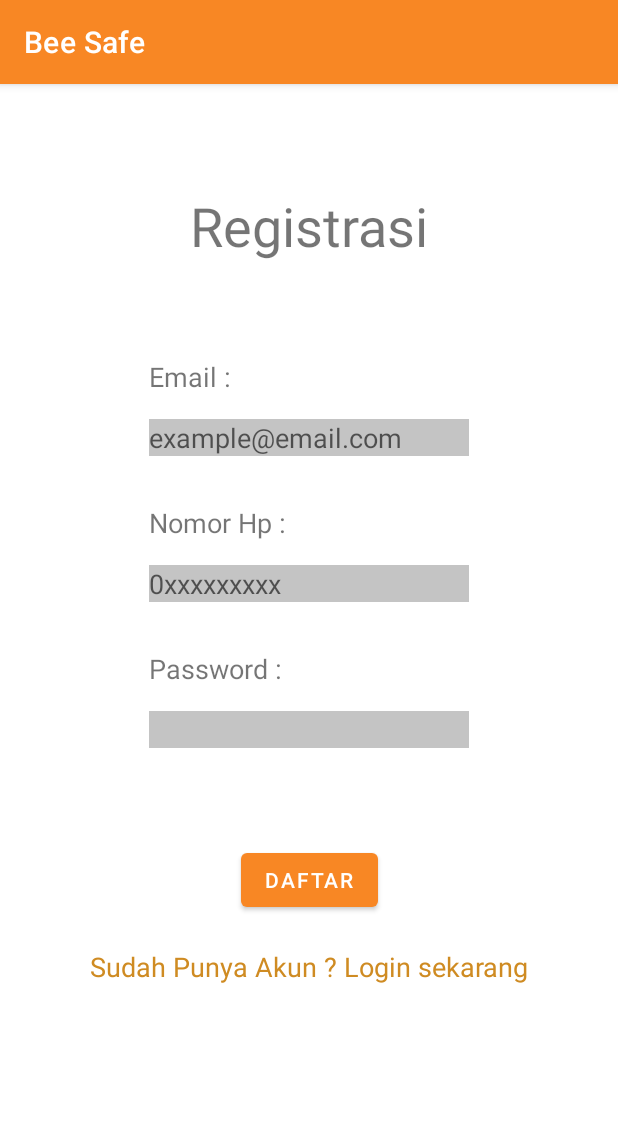
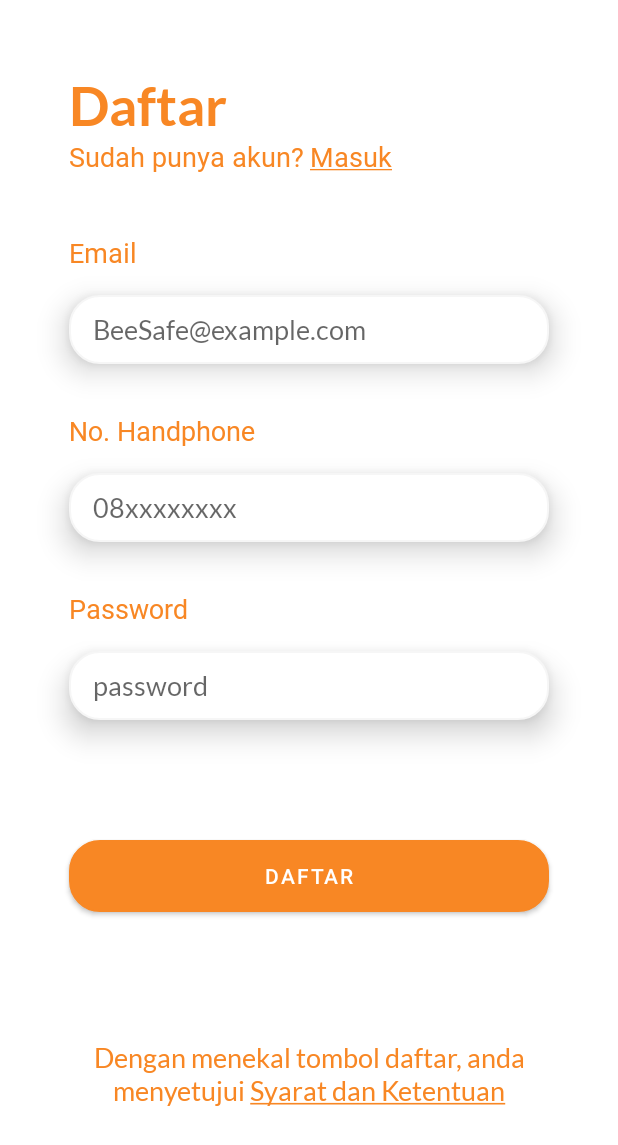
Before and after one commit to reynardets/BeeSafe, an Android app: the screen it shows after launch (RegisterActivity), after a tap on "Daftar", on a phone screen of 412 x 824 dp. Shown: the top 1145 px of the screen. Run offline under Robolectric (Android 15) with nearby library versions, the phone set to English and light mode, and no system bars; our stand-ins replace Firebase (no records; nobody signed in at launch, a user with empty details on screens opened directly).

Commit message:
Register and little login fix

```diff
--- a/app/src/main/java/com/example/beesafe/ui/auth/LoginActivity.kt
+++ b/app/src/main/java/com/example/beesafe/ui/auth/LoginActivity.kt
@@ -10,15 +10,14 @@ import com.example.beesafe.R
 import com.example.beesafe.databinding.ActivityLoginBinding
 import com.example.beesafe.utils.SharedPref
 import com.google.firebase.auth.FirebaseAuth
-import com.google.firebase.auth.FirebaseUser
 import com.google.firebase.firestore.FirebaseFirestore
 
 class LoginActivity : AppCompatActivity(), View.OnClickListener {
 
     private lateinit var binding : ActivityLoginBinding
-    lateinit var mAuth : FirebaseAuth
-    lateinit var db : FirebaseFirestore
-    lateinit var pref : SharedPref
+    private lateinit var mAuth : FirebaseAuth
+    private lateinit var db : FirebaseFirestore
+    private lateinit var pref : SharedPref
 
     override fun onCreate(savedInstanceState: Bundle?) {
         super.onCreate(savedInstanceState)
@@ -44,7 +43,7 @@ class LoginActivity : AppCompatActivity(), View.OnClickListener {
                 if (email.isNotEmpty() && password.isNotEmpty()) {
                     mAuth.signInWithEmailAndPassword(email, password).addOnCompleteListener {
                         if (it.isSuccessful) {
-                            Toast.makeText(this, "Sign In Sucessful", Toast.LENGTH_SHORT).show()
+                            Toast.makeText(this, "Sign In Berhasil", Toast.LENGTH_SHORT).show()
                             onAuthSuccessful(email)
                             val user = mAuth.currentUser
                         } else {
--- a/app/src/main/res/layout/activity_login.xml
+++ b/app/src/main/res/layout/activity_login.xml
@@ -30,7 +30,7 @@
         android:fontFamily="@font/lato_semibold"
         android:text="@string/email"
         android:textColor="@color/dark_orange"
-        android:textSize="16sp"
+        android:textSize="18sp"
         app:layout_constraintStart_toStartOf="parent"
         app:layout_constraintTop_toBottomOf="@+id/txt_login" />
 
@@ -44,10 +44,13 @@
         android:background="@drawable/edit_text"
         android:elevation="12dp"
         android:inputType="textEmailAddress"
-        android:paddingStart="8dp"
+        android:paddingStart="16dp"
+        android:paddingEnd="16dp"
         android:textColor="@color/black"
         android:fontFamily="@font/lato_regular"
         android:textSize="18sp"
+        android:autofillHints="@string/emailExample"
+        android:hint="@string/emailExample"
         app:layout_constraintEnd_toEndOf="parent"
         app:layout_constraintStart_toStartOf="parent"
         app:layout_constraintTop_toBottomOf="@+id/txt_email_login" />
@@ -61,7 +64,7 @@
         android:fontFamily="@font/lato_semibold"
         android:text="@string/password"
         android:textColor="@color/dark_orange"
-        android:textSize="16sp"
+        android:textSize="18sp"
         app:layout_constraintStart_toStartOf="parent"
         app:layout_constraintTop_toBottomOf="@+id/et_email_login" />
 
@@ -75,8 +78,11 @@
         android:background="@drawable/edit_text"
         android:elevation="12dp"
         android:inputType="textPassword"
+        android:autofillHints="@string/password"
+        android:hint="@string/password"
         android:fontFamily="@font/lato_regular"
-        android:paddingStart="8dp"
+        android:paddingStart="16dp"
+        android:paddingEnd="16dp"
         android:textSize="18sp"
         app:layout_constraintEnd_toEndOf="parent"
         app:layout_constraintStart_toStartOf="parent"
@@ -90,7 +96,7 @@
         android:layout_marginTop="120dp"
         android:layout_marginEnd="46dp"
         android:background="@drawable/edit_text"
-        android:text="Login"
+        android:text="@string/login"
         android:backgroundTint="@color/dark_orange"
         app:layout_constraintEnd_toEndOf="parent"
         app:layout_constraintStart_toStartOf="parent"
@@ -112,6 +118,7 @@
             android:layout_width="wrap_content"
             android:layout_height="wrap_content"
             android:layout_marginEnd="4dp"
+            android:textSize="18sp"
             android:fontFamily="@font/lato_semibold"
             android:text="@string/goToRegister"
             android:textColor="@color/dark_orange" />
@@ -124,7 +131,9 @@
             android:fontFamily="@font/lato_semibold"
             android:textColor="@color/dark_orange"
             android:onClick="onClick"
-            android:clickable="true"/>
+            android:textSize="18sp"
+            android:clickable="true"
+            android:focusable="auto"/>
 
     </LinearLayout>
 
--- a/app/src/main/res/layout/activity_register.xml
+++ b/app/src/main/res/layout/activity_register.xml
@@ -10,37 +10,75 @@
         android:id="@+id/txt_Registrasi"
         android:layout_width="wrap_content"
         android:layout_height="wrap_content"
-        android:layout_marginStart="125dp"
-        android:layout_marginTop="70dp"
-        android:layout_marginEnd="125dp"
-        android:text="Registrasi"
+        android:layout_marginStart="46dp"
+        android:layout_marginTop="48dp"
+        android:fontFamily="@font/lato_bold"
+        android:text="@string/Daftar"
+        android:textColor="@color/dark_orange"
         android:textSize="36sp"
-        app:layout_constraintEnd_toEndOf="parent"
         app:layout_constraintStart_toStartOf="parent"
         app:layout_constraintTop_toTopOf="parent" />
+
+    <LinearLayout
+        android:id="@+id/goToLogin"
+        android:layout_width="wrap_content"
+        android:layout_height="wrap_content"
+        android:layout_marginStart="46dp"
+        android:orientation="horizontal"
+        app:layout_constraintStart_toStartOf="parent"
+        app:layout_constraintTop_toBottomOf="@+id/txt_Registrasi">
+
+        <TextView
+            android:layout_width="wrap_content"
+            android:layout_height="wrap_content"
+            android:fontFamily="@font/lato_semibold"
+            android:text="@string/gotoLogin"
+            android:textColor="@color/dark_orange"
+            android:layout_marginEnd="4dp"
+            android:textSize="18sp" />
+
+        <TextView
+            android:id="@+id/btn_login_register"
+            android:layout_width="wrap_content"
+            android:layout_height="wrap_content"
+            android:fontFamily="@font/lato_semibold"
+            android:text="@string/masukIntent"
+            android:textColor="@color/dark_orange"
+            android:textSize="18sp" />
+
+    </LinearLayout>
 
     <TextView
         android:id="@+id/txt_email_register"
         android:layout_width="wrap_content"
         android:layout_height="wrap_content"
-        android:layout_marginStart="99dp"
+        android:layout_marginStart="46dp"
         android:layout_marginTop="64dp"
-        android:text="Email :"
+        android:fontFamily="@font/lato_semibold"
+        android:text="@string/email"
+        android:textColor="@color/dark_orange"
         android:textSize="18sp"
         app:layout_constraintStart_toStartOf="parent"
         app:layout_constraintTop_toBottomOf="@+id/txt_Registrasi" />
 
     <EditText
         android:id="@+id/et_email_register"
-        android:layout_width="wrap_content"
+        android:layout_width="match_parent"
         android:layout_height="wrap_content"
-        android:layout_marginStart="99dp"
+        android:layout_marginStart="46dp"
         android:layout_marginTop="16dp"
-        android:background="#C4C4C4"
-        android:backgroundTint="#C4C4C4"
-        android:ems="10"
-        android:hint="example@email.com"
+        android:layout_marginEnd="46dp"
+        android:background="@drawable/edit_text"
+        android:elevation="12dp"
+        android:fontFamily="@font/lato_regular"
         android:inputType="textEmailAddress"
+        android:paddingStart="16dp"
+        android:paddingEnd="16dp"
+        android:textColor="@color/black"
+        android:hint="@string/emailExample"
+        android:autofillHints="@string/emailExample"
+        android:textSize="18sp"
+        app:layout_constraintEnd_toEndOf="parent"
         app:layout_constraintStart_toStartOf="parent"
         app:layout_constraintTop_toBottomOf="@+id/txt_email_register" />
 
@@ -48,23 +86,34 @@
         android:id="@+id/txt_nohp"
         android:layout_width="wrap_content"
         android:layout_height="wrap_content"
-        android:layout_marginStart="99dp"
+        android:layout_marginStart="46dp"
         android:layout_marginTop="32dp"
-        android:text="Nomor Hp :"
+        android:fontFamily="@font/lato_semibold"
+        android:text="@string/nomorHp"
+        android:textColor="@color/dark_orange"
         android:textSize="18sp"
         app:layout_constraintStart_toStartOf="parent"
         app:layout_constraintTop_toBottomOf="@+id/et_email_register" />
 
     <EditText
         android:id="@+id/et_nohp_register"
-        android:layout_width="wrap_content"
+        android:layout_width="match_parent"
         android:layout_height="wrap_content"
-        android:layout_marginStart="99dp"
+        android:layout_marginStart="46dp"
         android:layout_marginTop="16dp"
-        android:background="#C4C4C4"
-        android:ems="10"
-        android:hint="0xxxxxxxxx"
+        android:layout_marginEnd="46dp"
+        android:background="@drawable/edit_text"
+        android:elevation="12dp"
+        android:fontFamily="@font/lato_regular"
+        android:hint="@string/numberExample"
+        android:autofillHints="@string/numberExample"
         android:inputType="phone"
+        android:paddingStart="16dp"
+        android:paddingEnd="16dp"
+        android:textColor="@color/black"
+
+        android:textSize="18sp"
+        app:layout_constraintEnd_toEndOf="parent"
         app:layout_constraintStart_toStartOf="parent"
         app:layout_constraintTop_toBottomOf="@+id/txt_nohp" />
 
@@ -72,49 +121,65 @@
         android:id="@+id/txt_password"
         android:layout_width="wrap_content"
         android:layout_height="wrap_content"
-        android:layout_marginStart="99dp"
+        android:layout_marginStart="46dp"
         android:layout_marginTop="32dp"
-        android:text="Password :"
+
+        android:fontFamily="@font/lato_semibold"
+        android:text="@string/password"
+        android:textColor="@color/dark_orange"
         android:textSize="18sp"
         app:layout_constraintStart_toStartOf="parent"
         app:layout_constraintTop_toBottomOf="@+id/et_nohp_register" />
 
     <EditText
         android:id="@+id/et_password_registrasi"
-        android:layout_width="wrap_content"
+        android:layout_width="match_parent"
         android:layout_height="wrap_content"
-        android:layout_marginStart="99dp"
+        android:layout_marginStart="46dp"
         android:layout_marginTop="16dp"
-        android:background="#C4C4C4"
-        android:ems="10"
+        android:layout_marginEnd="46dp"
+        android:background="@drawable/edit_text"
+        android:elevation="12dp"
+        android:fontFamily="@font/lato_regular"
         android:inputType="textPassword"
+        android:hint="@string/passwordExample"
+        android:autofillHints="@string/passwordExample"
+        android:paddingStart="16dp"
+        android:paddingEnd="16dp"
+        android:textColor="@color/black"
+        android:textSize="18sp"
+        app:layout_constraintEnd_toEndOf="parent"
         app:layout_constraintStart_toStartOf="parent"
         app:layout_constraintTop_toBottomOf="@+id/txt_password" />
 
     <Button
         android:id="@+id/btn_register"
-        android:layout_width="wrap_content"
+        android:layout_width="match_parent"
         android:layout_height="wrap_content"
-        android:layout_marginStart="162dp"
-        android:layout_marginTop="64dp"
-        android:layout_marginEnd="161dp"
-        android:text="Daftar"
+        android:layout_marginStart="46dp"
+        android:layout_marginTop="80dp"
+        android:layout_marginEnd="46dp"
+        android:background="@drawable/edit_text"
+        android:text="@string/Daftar"
         app:layout_constraintEnd_toEndOf="parent"
         app:layout_constraintStart_toStartOf="parent"
         app:layout_constraintTop_toBottomOf="@+id/et_password_registrasi" />
 
     <TextView
-        android:id="@+id/btn_login_register"
-        android:layout_width="wrap_content"
+        android:id="@+id/textView"
+        android:layout_width="match_parent"
         android:layout_height="wrap_content"
-        android:layout_marginStart="92dp"
-        android:layout_marginTop="21dp"
-        android:layout_marginEnd="92dp"
-        android:text="Sudah Punya Akun ? Login sekarang"
-        android:textColor="#CF8B22"
+        android:layout_marginStart="46dp"
+        android:layout_marginEnd="46dp"
+        android:fontFamily="@font/lato_regular"
+        android:text="@string/syaratketentuan"
+        android:textAlignment="center"
+        android:textColor="@color/dark_orange"
         android:textSize="18sp"
+        app:layout_constraintBottom_toBottomOf="parent"
         app:layout_constraintEnd_toEndOf="parent"
         app:layout_constraintStart_toStartOf="parent"
         app:layout_constraintTop_toBottomOf="@+id/btn_register" />
 
+
 </androidx.constraintlayout.widget.ConstraintLayout>
--- a/app/src/main/res/values/strings.xml
+++ b/app/src/main/res/values/strings.xml
@@ -5,13 +5,25 @@
     <string name="title_home">Home</string>
     <string name="title_dashboard">Dashboard</string>
     <string name="title_notifications">Notifications</string>
+    <!--Isi dari App -->
     <string name="akun">Akun</string>
     <string name="lapor">Lapor</string>
     <string name="email">Email</string>
+    <!--Example-->
+    <string name="emailExample">BeeSafe@example.com</string>
+    <string name="passwordExample">password</string>
+    <string name="numberExample">08xxxxxxxx</string>
+    <!--Untuk Login-->
     <string name="selamat_datang_user">Selamat Datang, User</string>
     <string name="logout">Logout</string>
-    <string name="login">LOGIN</string>
+    <string name="login">Login</string>
     <string name="password">Password</string>
     <string name="goToRegister">Tidak punya akun?</string>
     <string name="daftarIntent"><u>Daftar</u></string>
+    <!--Untuk Daftar-->
+    <string name="Daftar">Daftar</string>
+    <string name="masukIntent"><u>Masuk</u></string>
+    <string name="gotoLogin">Sudah punya akun?</string>
+    <string name="syaratketentuan">Dengan menekal tombol daftar, anda menyetujui <u>Syarat dan Ketentuan</u></string>
+    <string name="nomorHp">No. Handphone</string>
 </resources>
--- a/app/src/main/res/values/themes.xml
+++ b/app/src/main/res/values/themes.xml
@@ -1,6 +1,6 @@
 <resources xmlns:tools="http://schemas.android.com/tools">
     <!-- Base application theme. -->
-    <style name="Theme.BeeSafe" parent="Theme.MaterialComponents.DayNight.DarkActionBar">
+    <style name="Theme.BeeSafe" parent="Theme.MaterialComponents.DayNight.NoActionBar">
         <!-- Primary brand color. -->
         <item name="colorPrimary">@color/dark_orange</item>
         <item name="colorPrimaryVariant">@color/young_orange</item>
```
